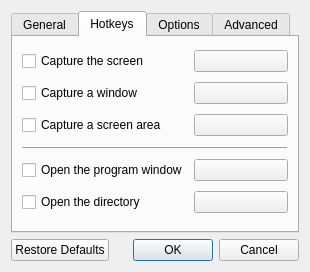
This is dialogs/optionsdialog.ui in manjeetdahiya/lightscreen-clone as Qt 5 draws it before an edit. The edited form follows.
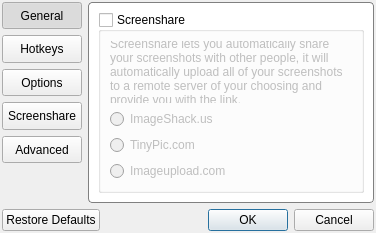
This is the edited form. The open tabs and pages were chosen to show the change. Icons and pictures are not drawn. Custom widgets are drawn as their Qt base class.

```diff
--- a/dialogs/optionsdialog.ui
+++ b/dialogs/optionsdialog.ui
@@ -6,23 +6,179 @@
    <rect>
     <x>0</x>
     <y>0</y>
-    <width>288</width>
-    <height>271</height>
+    <width>355</width>
+    <height>233</height>
    </rect>
   </property>
   <property name="windowTitle">
    <string>Options - Lightscreen</string>
   </property>
-  <layout class="QVBoxLayout" name="verticalLayout_2">
+  <property name="styleSheet">
+   <string notr="true">QStackedWidget
+{
+background-color: white;
+border: 1px solid gray;
+border-radius: 4px;
+z-index: 2;
+}
+</string>
+  </property>
+  <layout class="QVBoxLayout" name="verticalLayout_7">
+   <property name="margin">
+    <number>2</number>
+   </property>
    <item>
-    <widget class="QTabWidget" name="tabWidget">
-     <property name="currentIndex">
+    <layout class="QHBoxLayout" name="horizontalLayout_3">
+     <item>
+      <widget class="QFrame" name="selectorFrame">
+       <property name="frameShape">
+        <enum>QFrame::NoFrame</enum>
+       </property>
+       <layout class="QVBoxLayout" name="verticalLayout_6">
+        <property name="spacing">
+         <number>6</number>
+        </property>
+        <property name="margin">
       <number>0</number>
      </property>
-     <widget class="QWidget" name="generalTab">
-      <attribute name="title">
+        <item>
+         <widget class="QPushButton" name="generalButton">
+          <property name="sizePolicy">
+           <sizepolicy hsizetype="Minimum" vsizetype="Expanding">
+            <horstretch>0</horstretch>
+            <verstretch>0</verstretch>
+           </sizepolicy>
+          </property>
+          <property name="cursor">
+           <cursorShape>PointingHandCursor</cursorShape>
+          </property>
+          <property name="text">
        <string>General</string>
-      </attribute>
+          </property>
+          <property name="checkable">
+           <bool>true</bool>
+          </property>
+          <property name="checked">
+           <bool>true</bool>
+          </property>
+          <property name="autoExclusive">
+           <bool>true</bool>
+          </property>
+         </widget>
+        </item>
+        <item>
+         <widget class="QPushButton" name="hotkeysButton">
+          <property name="sizePolicy">
+           <sizepolicy hsizetype="Minimum" vsizetype="Expanding">
+            <horstretch>0</horstretch>
+            <verstretch>0</verstretch>
+           </sizepolicy>
+          </property>
+          <property name="cursor">
+           <cursorShape>PointingHandCursor</cursorShape>
+          </property>
+          <property name="text">
+           <string>Hotkeys</string>
+          </property>
+          <property name="checkable">
+           <bool>true</bool>
+          </property>
+          <property name="autoExclusive">
+           <bool>true</bool>
+          </property>
+         </widget>
+        </item>
+        <item>
+         <widget class="QPushButton" name="optionsButton">
+          <property name="sizePolicy">
+           <sizepolicy hsizetype="Minimum" vsizetype="Expanding">
+            <horstretch>0</horstretch>
+            <verstretch>0</verstretch>
+           </sizepolicy>
+          </property>
+          <property name="cursor">
+           <cursorShape>PointingHandCursor</cursorShape>
+          </property>
+          <property name="text">
+           <string>Options</string>
+          </property>
+          <property name="checkable">
+           <bool>true</bool>
+          </property>
+          <property name="autoExclusive">
+           <bool>true</bool>
+          </property>
+         </widget>
+        </item>
+        <item>
+         <widget class="QPushButton" name="screenshareButton">
+          <property name="sizePolicy">
+           <sizepolicy hsizetype="Minimum" vsizetype="Expanding">
+            <horstretch>0</horstretch>
+            <verstretch>0</verstretch>
+           </sizepolicy>
+          </property>
+          <property name="cursor">
+           <cursorShape>PointingHandCursor</cursorShape>
+          </property>
+          <property name="text">
+           <string>Screenshare</string>
+          </property>
+          <property name="checkable">
+           <bool>true</bool>
+          </property>
+          <property name="autoExclusive">
+           <bool>true</bool>
+          </property>
+         </widget>
+        </item>
+        <item>
+         <widget class="QPushButton" name="advancedButton">
+          <property name="sizePolicy">
+           <sizepolicy hsizetype="Minimum" vsizetype="Expanding">
+            <horstretch>0</horstretch>
+            <verstretch>0</verstretch>
+           </sizepolicy>
+          </property>
+          <property name="cursor">
+           <cursorShape>PointingHandCursor</cursorShape>
+          </property>
+          <property name="text">
+           <string>Advanced</string>
+          </property>
+          <property name="checkable">
+           <bool>true</bool>
+          </property>
+          <property name="autoExclusive">
+           <bool>true</bool>
+          </property>
+         </widget>
+        </item>
+        <item>
+         <spacer name="verticalSpacer_5">
+          <property name="orientation">
+           <enum>Qt::Vertical</enum>
+          </property>
+          <property name="sizeHint" stdset="0">
+           <size>
+            <width>20</width>
+            <height>40</height>
+           </size>
+          </property>
+         </spacer>
+        </item>
+       </layout>
+      </widget>
+     </item>
+     <item>
+      <widget class="QStackedWidget" name="stack">
+       <property name="styleSheet">
+        <string notr="true"/>
+       </property>
+       <property name="currentIndex">
+        <number>0</number>
+       </property>
+       <widget class="QWidget" name="page">
       <layout class="QVBoxLayout" name="verticalLayout_5">
        <item>
         <widget class="QGroupBox" name="fileGroupBox">
@@ -252,11 +408,8 @@
        </item>
       </layout>
      </widget>
-     <widget class="QWidget" name="hotkeyTab">
-      <attribute name="title">
-       <string>Hotkeys</string>
-      </attribute>
-      <layout class="QHBoxLayout" name="horizontalLayout_3">
+       <widget class="QWidget" name="page_2">
+        <layout class="QVBoxLayout" name="verticalLayout_3">
        <item>
         <layout class="QGridLayout" name="gridLayout">
          <item row="0" column="0">
@@ -266,7 +419,7 @@
            </property>
           </widget>
          </item>
-         <item row="0" column="1">
+           <item row="0" column="2">
           <widget class="HotkeyWidget" name="screenHotkeyWidget">
            <property name="sizePolicy">
             <sizepolicy hsizetype="Minimum" vsizetype="Maximum">
@@ -289,7 +442,7 @@
            </property>
           </widget>
          </item>
-         <item row="1" column="1">
+           <item row="1" column="2">
           <widget class="HotkeyWidget" name="windowHotkeyWidget">
            <property name="text">
             <string/>
@@ -306,7 +459,7 @@
            </property>
           </widget>
          </item>
-         <item row="2" column="1">
+           <item row="2" column="2">
           <widget class="HotkeyWidget" name="areaHotkeyWidget">
            <property name="text">
             <string/>
@@ -316,7 +469,7 @@
            </property>
           </widget>
          </item>
-         <item row="3" column="0" colspan="2">
+           <item row="4" column="0" colspan="3">
           <widget class="QFrame" name="frame">
            <property name="frameShape">
             <enum>QFrame::HLine</enum>
@@ -326,14 +479,14 @@
            </property>
           </widget>
          </item>
-         <item row="4" column="0">
+           <item row="6" column="0">
           <widget class="QCheckBox" name="openCheckBox">
            <property name="text">
             <string>Open the program window</string>
            </property>
           </widget>
          </item>
-         <item row="4" column="1">
+           <item row="6" column="2">
           <widget class="HotkeyWidget" name="openHotkeyWidget">
            <property name="text">
             <string/>
@@ -343,14 +496,14 @@
            </property>
           </widget>
          </item>
-         <item row="5" column="0">
+           <item row="7" column="0">
           <widget class="QCheckBox" name="directoryCheckBox">
            <property name="text">
             <string>Open the directory</string>
            </property>
           </widget>
          </item>
-         <item row="5" column="1">
+           <item row="7" column="2">
           <widget class="HotkeyWidget" name="directoryHotkeyWidget">
            <property name="text">
             <string/>
@@ -360,15 +513,51 @@
            </property>
           </widget>
          </item>
+           <item row="0" column="1">
+            <spacer name="horizontalSpacer_3">
+             <property name="orientation">
+              <enum>Qt::Horizontal</enum>
+             </property>
+             <property name="sizeHint" stdset="0">
+              <size>
+               <width>40</width>
+               <height>20</height>
+              </size>
+             </property>
+            </spacer>
+           </item>
+           <item row="3" column="0">
+            <spacer name="verticalSpacer_3">
+             <property name="orientation">
+              <enum>Qt::Vertical</enum>
+             </property>
+             <property name="sizeHint" stdset="0">
+              <size>
+               <width>20</width>
+               <height>40</height>
+              </size>
+             </property>
+            </spacer>
+           </item>
+           <item row="5" column="0">
+            <spacer name="verticalSpacer_4">
+             <property name="orientation">
+              <enum>Qt::Vertical</enum>
+             </property>
+             <property name="sizeHint" stdset="0">
+              <size>
+               <width>20</width>
+               <height>40</height>
+              </size>
+             </property>
+            </spacer>
+           </item>
         </layout>
        </item>
       </layout>
      </widget>
-     <widget class="QWidget" name="moreTab">
-      <attribute name="title">
-       <string>Options</string>
-      </attribute>
-      <layout class="QVBoxLayout" name="verticalLayout">
+       <widget class="QWidget" name="page_3">
+        <layout class="QVBoxLayout" name="verticalLayout_2">
        <item>
         <widget class="QCheckBox" name="trayCheckBox">
          <property name="whatsThis">
@@ -511,11 +700,71 @@
        </item>
       </layout>
      </widget>
-     <widget class="QWidget" name="advancedtab">
-      <attribute name="title">
-       <string>Advanced</string>
-      </attribute>
-      <layout class="QVBoxLayout" name="verticalLayout_3">
+       <widget class="QWidget" name="page_5">
+        <layout class="QVBoxLayout" name="verticalLayout_8">
+         <item>
+          <widget class="QGroupBox" name="groupBox">
+           <property name="title">
+            <string>Screenshare</string>
+           </property>
+           <property name="checkable">
+            <bool>true</bool>
+           </property>
+           <property name="checked">
+            <bool>false</bool>
+           </property>
+           <layout class="QVBoxLayout" name="verticalLayout_9">
+            <item>
+             <widget class="QLabel" name="label">
+              <property name="text">
+               <string>Screenshare lets you automatically share your screenshots with other people, it will automatically upload all of your screenshots to a remote server of your choosing and provide you with the link.</string>
+              </property>
+              <property name="wordWrap">
+               <bool>true</bool>
+              </property>
+             </widget>
+            </item>
+            <item>
+             <spacer name="verticalSpacer_2">
+              <property name="orientation">
+               <enum>Qt::Vertical</enum>
+              </property>
+              <property name="sizeHint" stdset="0">
+               <size>
+                <width>20</width>
+                <height>40</height>
+               </size>
+              </property>
+             </spacer>
+            </item>
+            <item>
+             <widget class="QRadioButton" name="radioButton">
+              <property name="text">
+               <string>ImageShack.us</string>
+              </property>
+             </widget>
+            </item>
+            <item>
+             <widget class="QRadioButton" name="radioButton_2">
+              <property name="text">
+               <string>TinyPic.com</string>
+              </property>
+             </widget>
+            </item>
+            <item>
+             <widget class="QRadioButton" name="radioButton_3">
+              <property name="text">
+               <string>Imageupload.com</string>
+              </property>
+             </widget>
+            </item>
+           </layout>
+          </widget>
+         </item>
+        </layout>
+       </widget>
+       <widget class="QWidget" name="page_4">
+        <layout class="QVBoxLayout" name="verticalLayout">
        <item>
         <widget class="QCheckBox" name="clipboardCheckBox">
          <property name="text">
@@ -605,8 +854,13 @@
      </widget>
     </widget>
    </item>
+    </layout>
+   </item>
    <item>
     <widget class="QDialogButtonBox" name="buttonBox">
+     <property name="styleSheet">
+      <string notr="true"/>
+     </property>
      <property name="orientation">
       <enum>Qt::Horizontal</enum>
      </property>
```
Left out of the diff: 19 changed lines with no effect on the pictures. Lines whose indentation alone changed are shown as unchanged.
